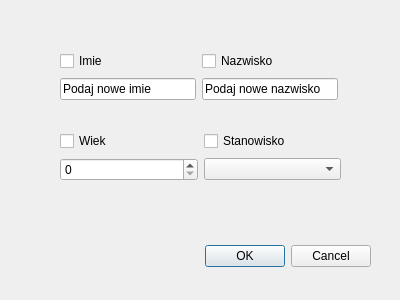
Qt form editEmployeeDialog.ui (Adrhian241/companyManagement) before a commit.
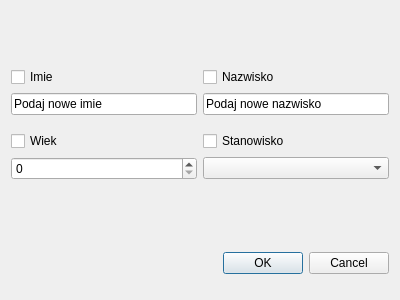
The same form after that commit.

Commit message: Dynamic Layout

Patch:
```diff
--- a/editEmployeeDialog.ui
+++ b/editEmployeeDialog.ui
@@ -13,15 +13,9 @@
   <property name="windowTitle">
    <string>Dialog</string>
   </property>
+  <layout class="QFormLayout" name="formLayout">
+   <item row="3" column="0" colspan="2">
   <widget class="QDialogButtonBox" name="buttonBox">
-   <property name="geometry">
-    <rect>
-     <x>30</x>
-     <y>240</y>
-     <width>341</width>
-     <height>32</height>
-    </rect>
-   </property>
    <property name="orientation">
     <enum>Qt::Orientation::Horizontal</enum>
    </property>
@@ -29,15 +23,10 @@
     <set>QDialogButtonBox::StandardButton::Cancel|QDialogButtonBox::StandardButton::Ok</set>
    </property>
   </widget>
-  <widget class="QWidget" name="">
-   <property name="geometry">
-    <rect>
-     <x>60</x>
-     <y>50</y>
-     <width>278</width>
-     <height>52</height>
-    </rect>
-   </property>
+   </item>
+   <item row="1" column="0" colspan="2">
+    <layout class="QVBoxLayout" name="verticalLayout_5">
+     <item>
    <layout class="QHBoxLayout" name="horizontalLayout">
     <item>
      <layout class="QVBoxLayout" name="verticalLayout">
@@ -76,16 +65,24 @@
      </layout>
     </item>
    </layout>
-  </widget>
-  <widget class="QWidget" name="">
-   <property name="geometry">
-    <rect>
-     <x>60</x>
-     <y>130</y>
-     <width>281</width>
-     <height>52</height>
-    </rect>
-   </property>
+     </item>
+     <item>
+      <spacer name="verticalSpacer">
+       <property name="orientation">
+        <enum>Qt::Orientation::Vertical</enum>
+       </property>
+       <property name="sizeType">
+        <enum>QSizePolicy::Policy::Preferred</enum>
+       </property>
+       <property name="sizeHint" stdset="0">
+        <size>
+         <width>20</width>
+         <height>10</height>
+        </size>
+       </property>
+      </spacer>
+     </item>
+     <item>
    <layout class="QHBoxLayout" name="horizontalLayout_2">
     <item>
      <layout class="QVBoxLayout" name="verticalLayout_4">
@@ -116,7 +113,42 @@
      </layout>
     </item>
    </layout>
-  </widget>
+     </item>
+    </layout>
+   </item>
+   <item row="0" column="0" colspan="2">
+    <spacer name="verticalSpacer_2">
+     <property name="orientation">
+      <enum>Qt::Orientation::Vertical</enum>
+     </property>
+     <property name="sizeType">
+      <enum>QSizePolicy::Policy::Preferred</enum>
+     </property>
+     <property name="sizeHint" stdset="0">
+      <size>
+       <width>20</width>
+       <height>50</height>
+      </size>
+     </property>
+    </spacer>
+   </item>
+   <item row="2" column="0" colspan="2">
+    <spacer name="verticalSpacer_3">
+     <property name="orientation">
+      <enum>Qt::Orientation::Vertical</enum>
+     </property>
+     <property name="sizeType">
+      <enum>QSizePolicy::Policy::Preferred</enum>
+     </property>
+     <property name="sizeHint" stdset="0">
+      <size>
+       <width>20</width>
+       <height>60</height>
+      </size>
+     </property>
+    </spacer>
+   </item>
+  </layout>
  </widget>
  <resources/>
  <connections>
```
Lines whose indentation alone changed are shown as unchanged. The commit also changes 352 other files.
